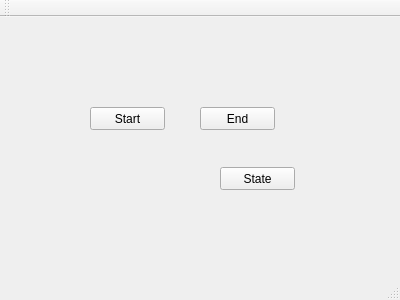
Before: the Qt Designer form QThread Wait/QThread/mainwindow.ui in lbr15/QT_Learn, drawn with Qt 5.
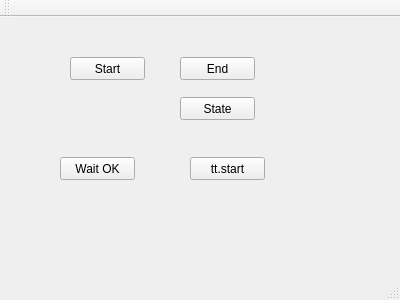
After: the same form once the commit is applied.

Commit message: Questing about Wait

```diff
--- a/QThread Wait/QThread/mainwindow.ui
+++ b/QThread Wait/QThread/mainwindow.ui
@@ -17,8 +17,8 @@
    <widget class="QPushButton" name="pushButton">
     <property name="geometry">
      <rect>
-      <x>90</x>
-      <y>90</y>
+      <x>70</x>
+      <y>40</y>
       <width>75</width>
       <height>23</height>
      </rect>
@@ -30,8 +30,8 @@
    <widget class="QPushButton" name="pushButton_2">
     <property name="geometry">
      <rect>
-      <x>200</x>
-      <y>90</y>
+      <x>180</x>
+      <y>40</y>
       <width>75</width>
       <height>23</height>
      </rect>
@@ -43,8 +43,8 @@
    <widget class="QPushButton" name="pushButton_3">
     <property name="geometry">
      <rect>
-      <x>220</x>
-      <y>150</y>
+      <x>180</x>
+      <y>80</y>
       <width>75</width>
       <height>23</height>
      </rect>
@@ -53,6 +53,32 @@
      <string>State</string>
     </property>
    </widget>
+   <widget class="QPushButton" name="pushButton_4">
+    <property name="geometry">
+     <rect>
+      <x>60</x>
+      <y>140</y>
+      <width>75</width>
+      <height>23</height>
+     </rect>
+    </property>
+    <property name="text">
+     <string>Wait OK</string>
+    </property>
+   </widget>
+   <widget class="QPushButton" name="pushButton_5">
+    <property name="geometry">
+     <rect>
+      <x>190</x>
+      <y>140</y>
+      <width>75</width>
+      <height>23</height>
+     </rect>
+    </property>
+    <property name="text">
+     <string>tt.start</string>
+    </property>
+   </widget>
   </widget>
   <widget class="QMenuBar" name="menuBar">
    <property name="geometry">
```
The commit also changes 20 other files.
